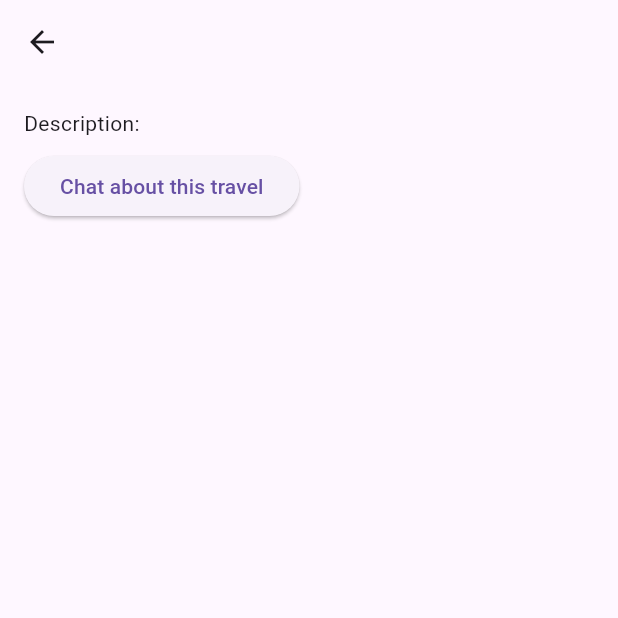
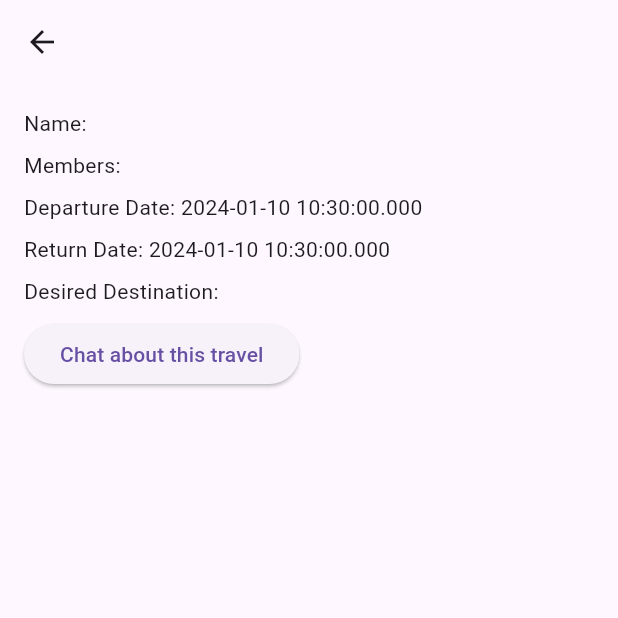
Before and after one commit to HarunSMetin/BIL_495_FINAL, a Flutter app: the TravelInformation screen opened directly with empty values, on a phone screen of 412 x 824 dp, the top half of it. Run offline on Flutter 3.47's test engine with Material 3 defaults, Android fonts, the phone set to English and light mode, and no system bars; our stand-ins replace cloud_firestore, firebase_auth, firebase_core, firebase_storage, google_sign_in, image_picker and 2 more; accounts and stored records are empty.

Commit message:
unnecessary imports deleted

```diff
--- a/gezbot/lib/pages/login_screen/components/login_content.dart
+++ b/gezbot/lib/pages/login_screen/components/login_content.dart
@@ -1,5 +1,4 @@
 import 'package:flutter/material.dart';
-import 'package:gezbot/services/database_service.dart';
 import 'package:ionicons/ionicons.dart';
 import 'package:gezbot/utils/helper_functions.dart';
 
--- a/gezbot/lib/pages/travel/create_travel_form.dart
+++ b/gezbot/lib/pages/travel/create_travel_form.dart
@@ -1,12 +1,9 @@
 import 'package:cloud_firestore/cloud_firestore.dart';
-import 'package:firebase_auth/firebase_auth.dart';
 import 'package:flutter/material.dart';
-import 'package:gezbot/models/travel.model.dart';
 import 'package:gezbot/pages/travel/travel_info.dart';
 import 'package:gezbot/services/database_service.dart';
 import 'package:gezbot/models/question.model.dart';
 import 'package:gezbot/components/Question.dart';
-import 'package:shared_preferences/shared_preferences.dart';
 
 class TravelQuestionService {
   final _database_service = DatabaseService();
@@ -54,7 +51,6 @@ class _TravelQuestionnaireFormState extends State<TravelQuestionnaireForm> {
     if (_currentAnswer is DateTime) {
       firestoreAnswer = Timestamp.fromDate(_currentAnswer);
     }
-    final _auth = FirebaseAuth.instance;
     await _service._database_service.UpdateTravel(
         widget.travelId, currentQuestion.questionId, firestoreAnswer);
 
@@ -92,7 +88,7 @@ class _TravelQuestionnaireFormState extends State<TravelQuestionnaireForm> {
         formattedAnswer = int.tryParse(answer);
         break;
       case QuestionType.yesNo:
-        formattedAnswer = answer == 'Yes';
+        formattedAnswer = (answer == 'Yes');
         break;
       default:
         formattedAnswer = answer;
--- a/gezbot/lib/pages/travel/travel_info.dart
+++ b/gezbot/lib/pages/travel/travel_info.dart
@@ -16,7 +16,15 @@ class TravelInformation extends StatelessWidget {
         child: Column(
           crossAxisAlignment: CrossAxisAlignment.start,
           children: <Widget>[
-            Text("Description: ${travel.description}"),
+            Text("Name: ${travel.name}"),
+            SizedBox(height: 8),
+            Text("Members: ${travel.members.join(', ')}"),
+            SizedBox(height: 8),
+            Text("Departure Date: ${travel.departureDate}"),
+            SizedBox(height: 8),
+            Text("Return Date: ${travel.returnDate}"),
+            SizedBox(height: 8),
+            Text("Desired Destination: ${travel.desiredDestination}"),
             SizedBox(height: 8),
             ElevatedButton(
               onPressed: () => _openChatScreen(context, travel.id),
--- a/gezbot/lib/services/user_service.dart
+++ b/gezbot/lib/services/user_service.dart
@@ -6,7 +6,6 @@ import 'package:flutter/material.dart';
 import 'package:shared_preferences/shared_preferences.dart';
 import 'package:google_sign_in/google_sign_in.dart';
 import 'package:uuid/uuid.dart';
-import 'package:shared_preferences/shared_preferences.dart';
 
 class UserService {
   final FirebaseAuth _auth = FirebaseAuth.instance;
```
